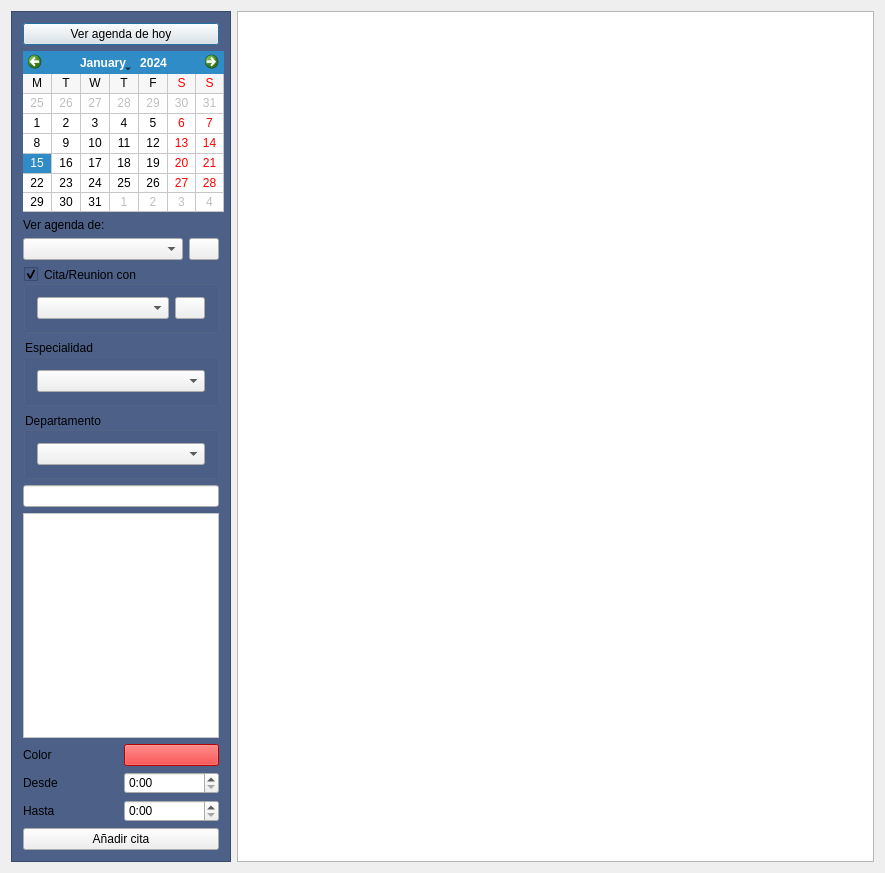
This is Agenda/agendaform.ui in arcnexus/RedFoX as Qt 5 draws it before an edit. The edited form follows.
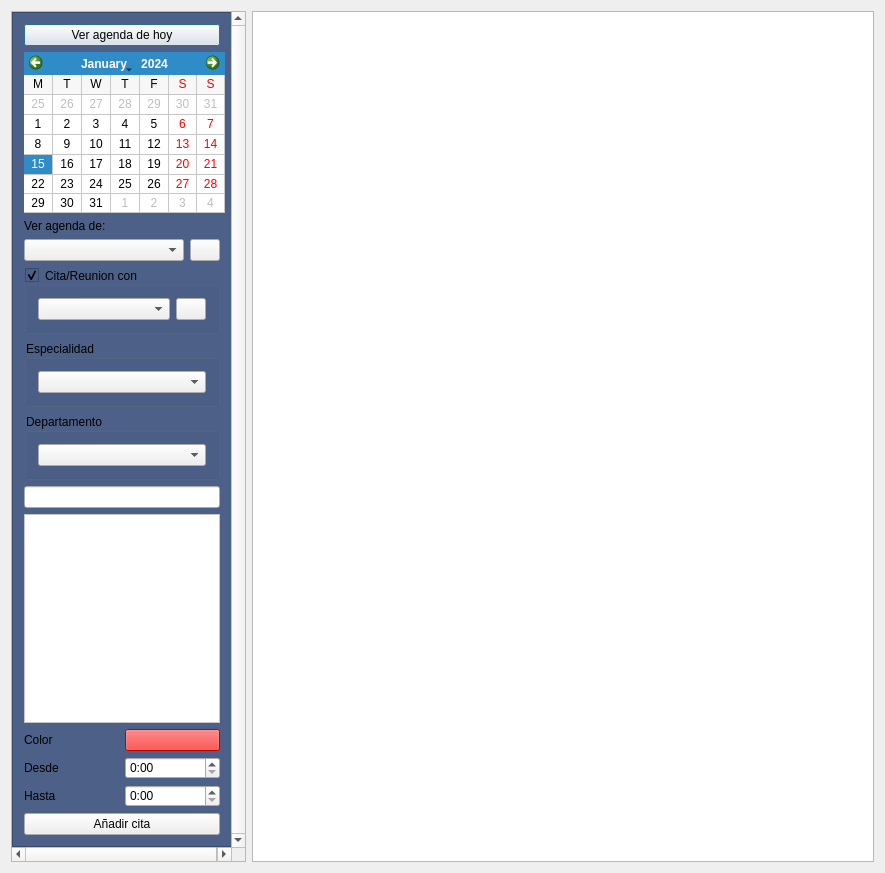
This is the edited form. Icons and pictures are not drawn.

Commit message: ScrollBar Agenda

```diff
--- a/Agenda/agendaform.ui
+++ b/Agenda/agendaform.ui
@@ -13,8 +13,35 @@
   <property name="windowTitle">
    <string>MainWindow</string>
   </property>
-  <layout class="QGridLayout" name="gridLayout_2">
-   <item row="1" column="1">
+  <layout class="QHBoxLayout" name="horizontalLayout_4">
+   <item>
+    <widget class="QScrollArea" name="scrollArea">
+     <property name="maximumSize">
+      <size>
+       <width>235</width>
+       <height>16777215</height>
+      </size>
+     </property>
+     <property name="verticalScrollBarPolicy">
+      <enum>Qt::ScrollBarAlwaysOn</enum>
+     </property>
+     <property name="widgetResizable">
+      <bool>true</bool>
+     </property>
+     <widget class="QWidget" name="scrollAreaWidgetContents">
+      <property name="geometry">
+       <rect>
+        <x>0</x>
+        <y>0</y>
+        <width>220</width>
+        <height>853</height>
+       </rect>
+      </property>
+      <layout class="QVBoxLayout" name="verticalLayout_2">
+       <property name="margin">
+        <number>0</number>
+       </property>
+       <item>
     <widget class="QFrame" name="frame">
      <property name="maximumSize">
       <size>
@@ -275,7 +302,11 @@
      <zorder>btn_hoy</zorder>
     </widget>
    </item>
-   <item row="1" column="2">
+      </layout>
+     </widget>
+    </widget>
+   </item>
+   <item>
     <widget class="QGraphicsView" name="graphicsView">
      <property name="minimumSize">
       <size>
```
Lines whose indentation alone changed are shown as unchanged.
